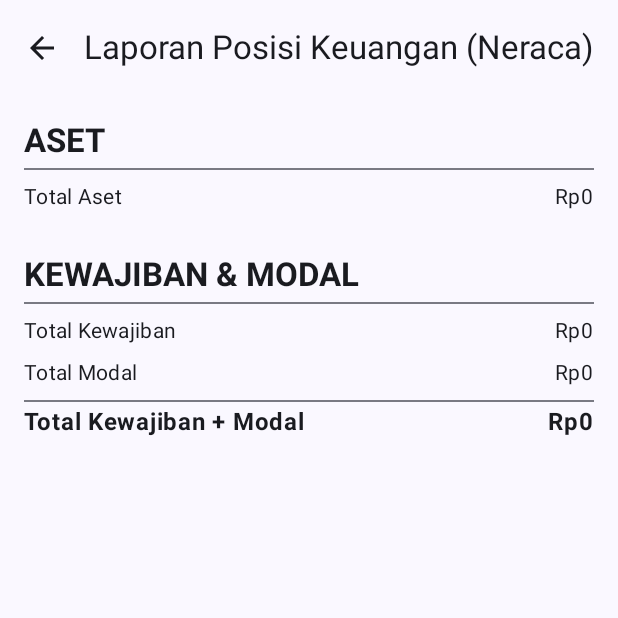
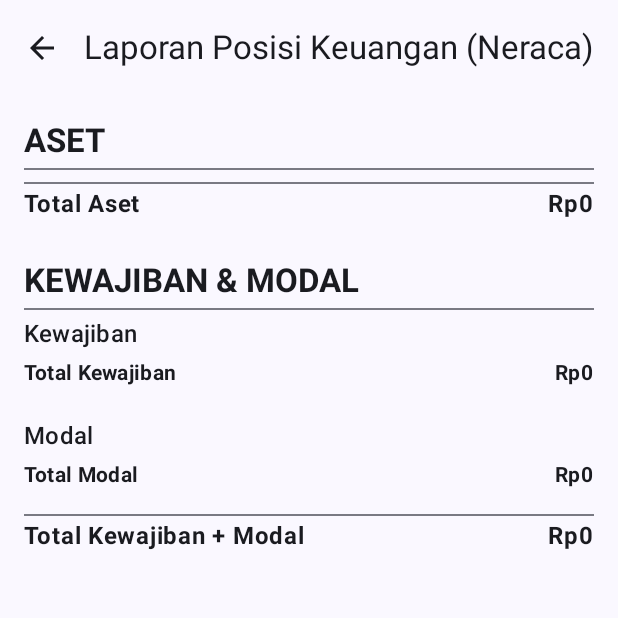
Before and after one commit to Nyy00/BumdesKu, an Android app built with Jetpack Compose: the NeracaScreen screen opened through its navigation route, on a phone screen of 412 x 824 dp, the top half of it. Run offline under Robolectric (Android 15) with nearby library versions, the phone set to English and light mode, and no system bars; our stand-ins replace Firebase (no records; nobody signed in at launch, a user with empty details on screens opened directly), Room's generated code.

Commit message:
detail report neraca

```diff
--- a/app/src/main/java/com/dony/bumdesku/data/NeracaData.kt
+++ b/app/src/main/java/com/dony/bumdesku/data/NeracaData.kt
@@ -1,6 +1,10 @@
 package com.dony.bumdesku.data
 
 data class NeracaData(
+    val asetItems: List<NeracaItem> = emptyList(),
+    val kewajibanItems: List<NeracaItem> = emptyList(),
+    val modalItems: List<NeracaItem> = emptyList(),
+
     val totalAset: Double = 0.0,
     val totalKewajiban: Double = 0.0,
     val totalModal: Double = 0.0
--- /dev/null
+++ b/app/src/main/java/com/dony/bumdesku/data/NeracaItem.kt
@@ -0,0 +1,7 @@
+package com.dony.bumdesku.data
+
+// Mewakili satu baris di laporan neraca, cth: "Kas Tunai ....... Rp 5.000.000"
+data class NeracaItem(
+    val accountName: String,
+    val balance: Double
+)
--- a/app/src/main/java/com/dony/bumdesku/screens/NeracaScreen.kt
+++ b/app/src/main/java/com/dony/bumdesku/screens/NeracaScreen.kt
@@ -1,16 +1,18 @@
 package com.dony.bumdesku.screens
 
 import androidx.compose.foundation.layout.*
+import androidx.compose.foundation.lazy.LazyColumn
+import androidx.compose.foundation.lazy.items
 import androidx.compose.material.icons.Icons
 import androidx.compose.material.icons.filled.ArrowBack
 import androidx.compose.material3.*
 import androidx.compose.runtime.Composable
 import androidx.compose.ui.Alignment
 import androidx.compose.ui.Modifier
-import androidx.compose.ui.graphics.Color
 import androidx.compose.ui.text.font.FontWeight
 import androidx.compose.ui.unit.dp
 import com.dony.bumdesku.data.NeracaData
+import com.dony.bumdesku.data.NeracaItem
 import java.text.NumberFormat
 import java.util.*
 
@@ -27,32 +29,54 @@ fun NeracaScreen(
         topBar = {
             TopAppBar(
                 title = { Text("Laporan Posisi Keuangan (Neraca)") },
-                navigationIcon = {
-                    IconButton(onClick = onNavigateUp) {
-                        Icon(Icons.Default.ArrowBack, "Kembali")
-                    }
-                }
+                navigationIcon = { IconButton(onClick = onNavigateUp) { Icon(Icons.Default.ArrowBack, "Kembali") } }
             )
         }
     ) { paddingValues ->
-        Column(
+        // Gunakan LazyColumn agar bisa di-scroll
+        LazyColumn(
             modifier = Modifier
                 .fillMaxSize()
-                .padding(paddingValues)
-                .padding(16.dp)
+                .padding(paddingValues),
+            contentPadding = PaddingValues(16.dp)
         ) {
-            // SISI KIRI (ASET)
+            // SISI ASET
+            item {
                 Text("ASET", style = MaterialTheme.typography.titleLarge, fontWeight = FontWeight.Bold)
                 Divider(modifier = Modifier.padding(vertical = 4.dp))
-            NeracaRowItem("Total Aset", neracaData.totalAset, currencyFormat)
+            }
+            items(neracaData.asetItems) { item ->
+                NeracaRowItem(label = item.accountName, value = item.balance, format = currencyFormat)
+            }
+            item {
+                Divider(modifier = Modifier.padding(top = 4.dp))
+                NeracaRowItem("Total Aset", neracaData.totalAset, currencyFormat, isTotal = true)
+                Spacer(modifier = Modifier.height(24.dp))
+            }
 
-            Spacer(modifier = Modifier.height(24.dp))
-
-            // SISI KANAN (KEWAJIBAN & MODAL)
+            // SISI KEWAJIBAN & MODAL
+            item {
                 Text("KEWAJIBAN & MODAL", style = MaterialTheme.typography.titleLarge, fontWeight = FontWeight.Bold)
                 Divider(modifier = Modifier.padding(vertical = 4.dp))
-            NeracaRowItem("Total Kewajiban", neracaData.totalKewajiban, currencyFormat)
-            NeracaRowItem("Total Modal", neracaData.totalModal, currencyFormat)
+            }
+            // Rincian Kewajiban
+            item { Text("Kewajiban", style = MaterialTheme.typography.titleMedium) }
+            items(neracaData.kewajibanItems) { item ->
+                NeracaRowItem(label = item.accountName, value = item.balance, format = currencyFormat)
+            }
+            item { NeracaRowItem("Total Kewajiban", neracaData.totalKewajiban, currencyFormat, isSubTotal = true) }
+            item { Spacer(modifier = Modifier.height(16.dp)) }
+
+            // Rincian Modal
+            item { Text("Modal", style = MaterialTheme.typography.titleMedium) }
+            items(neracaData.modalItems) { item ->
+                NeracaRowItem(label = item.accountName, value = item.balance, format = currencyFormat)
+            }
+            item { NeracaRowItem("Total Modal", neracaData.totalModal, currencyFormat, isSubTotal = true) }
+            item { Spacer(modifier = Modifier.height(8.dp)) }
+
+            // Total Keseluruhan
+            item {
                 Divider(modifier = Modifier.padding(top = 4.dp))
                 NeracaRowItem(
                     label = "Total Kewajiban + Modal",
@@ -63,25 +87,32 @@ fun NeracaScreen(
             }
         }
     }
+}
 
 @Composable
-fun NeracaRowItem(label: String, value: Double, format: NumberFormat, isTotal: Boolean = false) {
+fun NeracaRowItem(
+    label: String,
+    value: Double,
+    format: NumberFormat,
+    isTotal: Boolean = false,
+    isSubTotal: Boolean = false
+) {
     Row(
         modifier = Modifier
             .fillMaxWidth()
-            .padding(vertical = 4.dp),
+            .padding(vertical = 4.dp, horizontal = if (isSubTotal || isTotal) 0.dp else 8.dp),
         horizontalArrangement = Arrangement.SpaceBetween,
         verticalAlignment = Alignment.CenterVertically
     ) {
         Text(
             text = label,
             style = if (isTotal) MaterialTheme.typography.bodyLarge else MaterialTheme.typography.bodyMedium,
-            fontWeight = if (isTotal) FontWeight.Bold else FontWeight.Normal
+            fontWeight = if (isTotal || isSubTotal) FontWeight.Bold else FontWeight.Normal
         )
         Text(
             text = format.format(value),
             style = if (isTotal) MaterialTheme.typography.bodyLarge else MaterialTheme.typography.bodyMedium,
-            fontWeight = if (isTotal) FontWeight.Bold else FontWeight.Normal
+            fontWeight = if (isTotal || isSubTotal) FontWeight.Bold else FontWeight.Normal
         )
     }
 }
--- a/app/src/main/java/com/dony/bumdesku/viewmodel/TransactionViewModel.kt
+++ b/app/src/main/java/com/dony/bumdesku/viewmodel/TransactionViewModel.kt
@@ -94,38 +94,42 @@ class TransactionViewModel(
         }
     }.stateIn(viewModelScope, SharingStarted.WhileSubscribed(5000), emptyList())
 
-    //-- NERACA DATA --
+    // ✅ --- LOGIKA NERACA YANG SUDAH DETAIL ---
     val neracaData: StateFlow<NeracaData> = combine(allTransactions, _allAccounts) { transactions, accounts ->
-        var totalAset = 0.0
-        var totalKewajiban = 0.0
-        var totalModal = 0.0
+        val asetItems = mutableListOf<NeracaItem>()
+        val kewajibanItems = mutableListOf<NeracaItem>()
+        val modalItems = mutableListOf<NeracaItem>()
 
-        // Kelompokkan transaksi berdasarkan ID akun
         val debits = transactions.groupBy { it.debitAccountId }
         val credits = transactions.groupBy { it.creditAccountId }
 
-        // Hitung saldo akhir untuk setiap akun
         for (account in accounts) {
             val totalDebit = debits[account.id]?.sumOf { it.amount } ?: 0.0
             val totalKredit = credits[account.id]?.sumOf { it.amount } ?: 0.0
 
             val saldoAkhir = when (account.category) {
-                // Saldo normal Aset & Beban ada di Debit
                 AccountCategory.ASET, AccountCategory.BEBAN -> totalDebit - totalKredit
-                // Saldo normal Kewajiban, Modal, Pendapatan ada di Kredit
-                AccountCategory.KEWAJIBAN, AccountCategory.MODAL, AccountCategory.PENDAPATAN -> totalKredit - totalDebit
+                else -> totalKredit - totalDebit
             }
 
-            // Tambahkan saldo akhir ke kategori yang sesuai
+            // Tambahkan rincian akun ke daftar yang sesuai
+            val neracaItem = NeracaItem(account.accountName, saldoAkhir)
             when (account.category) {
-                AccountCategory.ASET -> totalAset += saldoAkhir
-                AccountCategory.KEWAJIBAN -> totalKewajiban += saldoAkhir
-                AccountCategory.MODAL -> totalModal += saldoAkhir
-                else -> { /* Abaikan Pendapatan dan Beban untuk Neraca */ }
+                AccountCategory.ASET -> asetItems.add(neracaItem)
+                AccountCategory.KEWAJIBAN -> kewajibanItems.add(neracaItem)
+                AccountCategory.MODAL -> modalItems.add(neracaItem)
+                else -> { /* Abaikan Pendapatan dan Beban */ }
             }
         }
 
-        NeracaData(totalAset, totalKewajiban, totalModal)
+        NeracaData(
+            asetItems = asetItems,
+            kewajibanItems = kewajibanItems,
+            modalItems = modalItems,
+            totalAset = asetItems.sumOf { it.balance },
+            totalKewajiban = kewajibanItems.sumOf { it.balance },
+            totalModal = modalItems.sumOf { it.balance }
+        )
     }.stateIn(
         scope = viewModelScope,
         started = SharingStarted.WhileSubscribed(5000),
```
Lines whose indentation alone changed are shown as unchanged.
